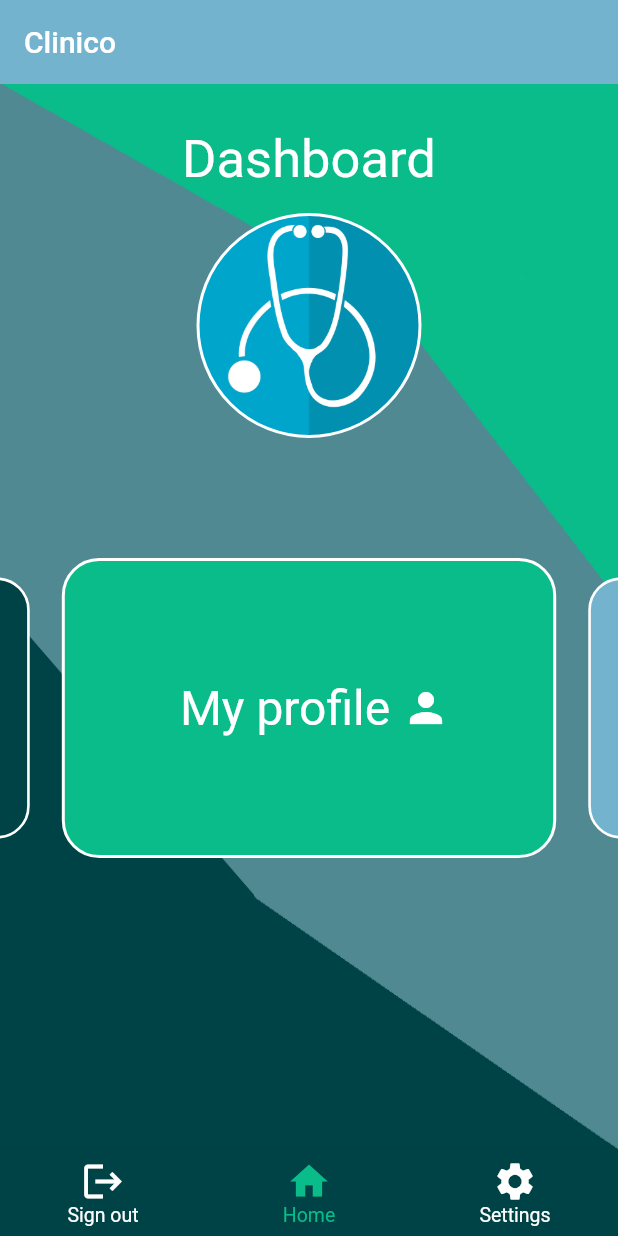
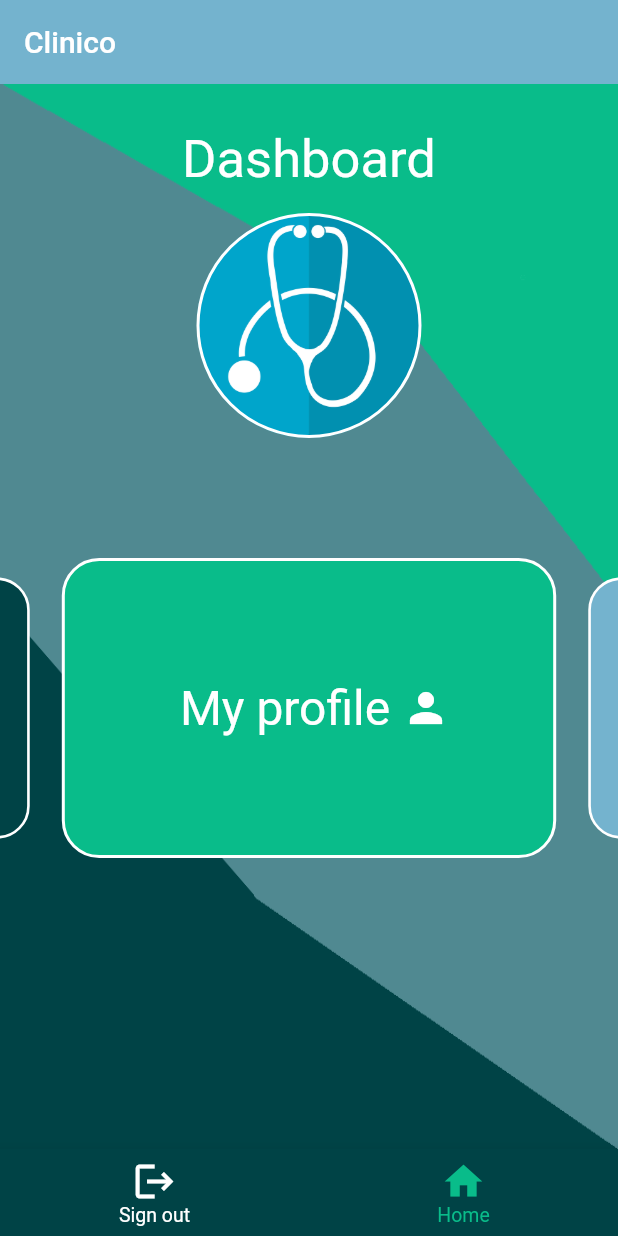
Before and after one commit to Eciric/Clinico, a Flutter app: the screen it shows once a user with an empty profile is signed in, on a phone screen of 412 x 824 dp. Run offline on Flutter 3.47's test engine with Material 2 defaults, Android fonts, the phone set to English and light mode, and no system bars; drawn by our look-alikes of carousel_slider; our stand-ins replace cloud_firestore, firebase_auth, firebase_core, flutter_spinkit, fluttertoast, pdf; accounts and stored records are empty.

```diff
--- a/lib/screens/home/home.dart
+++ b/lib/screens/home/home.dart
@@ -5,7 +5,6 @@ import 'package:clinico/screens/doctor/doctor_lobby.dart';
 import 'package:clinico/screens/home/homePage.dart';
 import 'package:clinico/screens/home/signOutMock.dart';
 import 'package:clinico/services/auth.dart';
-import 'package:clinico/screens/settings/settings.dart';
 import 'package:clinico/services/database.dart';
 import 'package:clinico/style/colors.dart';
 import 'package:firebase_auth/firebase_auth.dart';
@@ -24,7 +23,6 @@ class _HomeState extends State<Home> {
   List _screens = [
     SignOutMock(),
     HomePage(),
-    SettingsView(),
   ];
 
   List<BottomNavigationBarItem> _navItems = [
@@ -35,10 +33,6 @@ class _HomeState extends State<Home> {
     BottomNavigationBarItem(
       label: "Home",
       icon: Icon(Icons.home),
-    ),
-    BottomNavigationBarItem(
-      label: "Settings",
-      icon: Icon(Icons.settings),
     ),
   ];
 
@@ -63,9 +57,9 @@ class _HomeState extends State<Home> {
                     _screens.add(DoctorLobby());
                   }),
                 },
-              if(user.docs.first.get('isAdmin') == true)
-              {
-                setState(() {
+              if (user.docs.first.get('isAdmin') == true)
+                {
+                  setState(() {
                     _navItems.add(
                       BottomNavigationBarItem(
                         label: "Admin panel",
@@ -74,7 +68,7 @@ class _HomeState extends State<Home> {
                     );
                     _screens.add(AdminPanel());
                   }),
-              }
+                }
             });
   }
 
```
Also changed, not shown: lib/screens/settings/settings.dart (deleted, +0 -17 lines).
